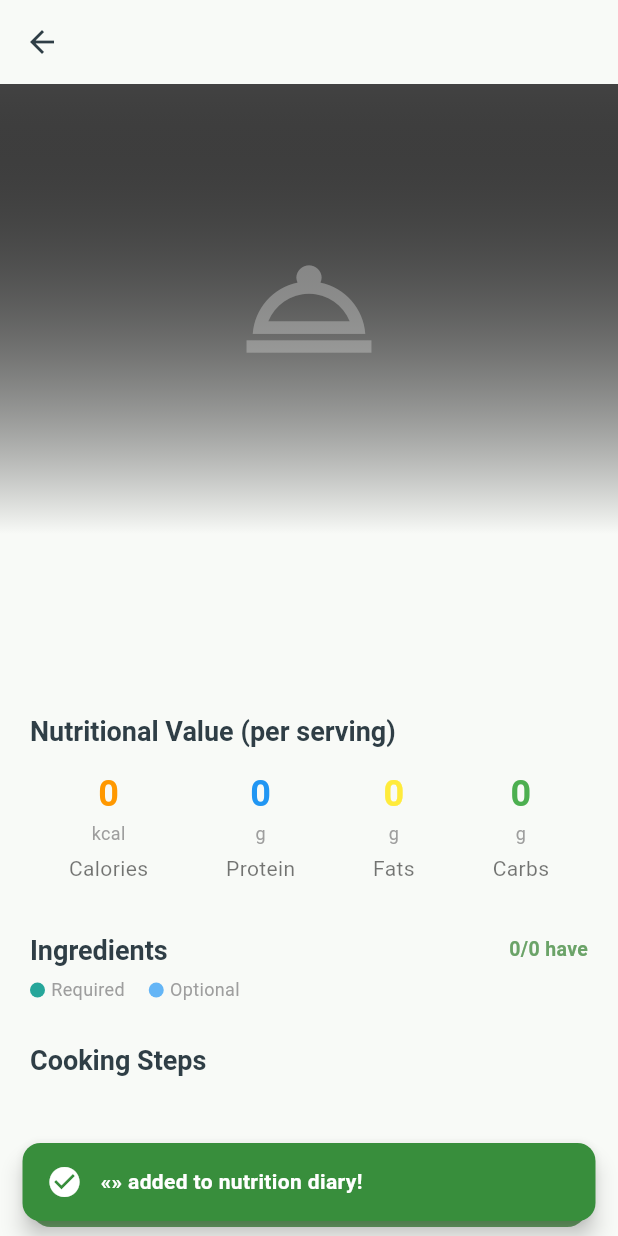
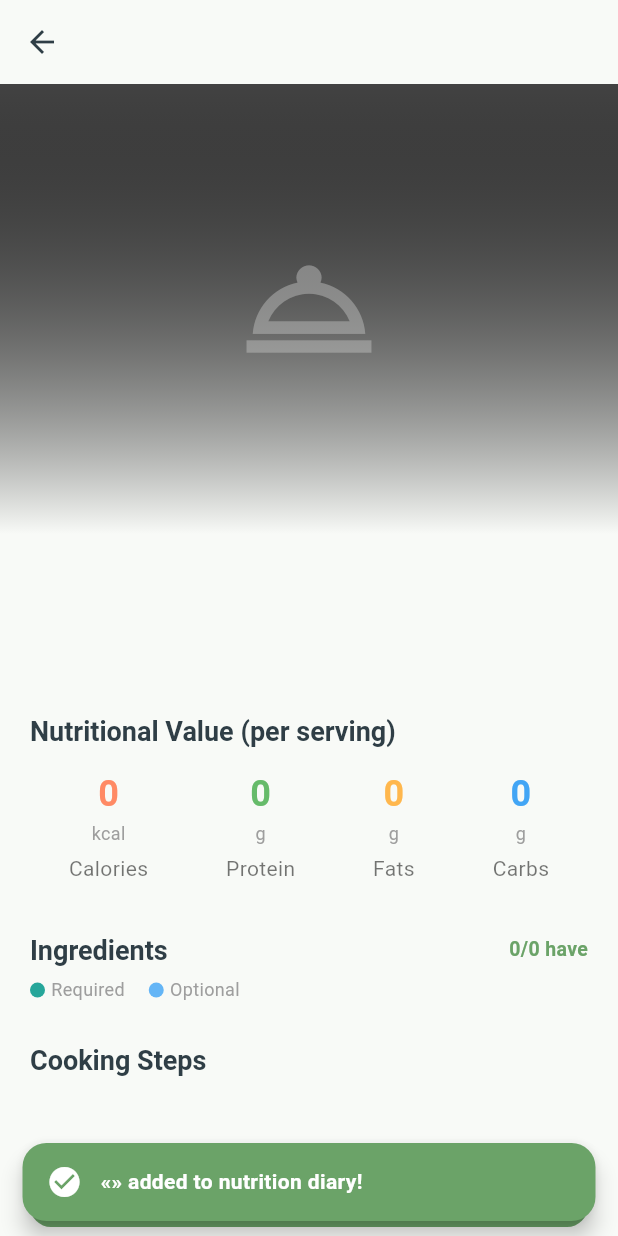
Before and after one commit to yaroslav-vep/HappyFood_Diplom, a Flutter app: the RecipeDetailScreen screen opened directly with empty values, after a tap on "✓ I Ate This", on a phone screen of 412 x 824 dp. Run offline on Flutter 3.47's test engine with Material 3 defaults, Android fonts, the phone set to English and light mode, and no system bars; our stand-ins replace firebase_core, flutter_markdown, flutter_riverpod, image_picker, shared_preferences; missing offline and left inert: dart:html; accounts and stored records are empty; network calls fail.

Commit message:
style: unify UI card radius, macro colors, adaptive fallbacks, and fix login language selector

```diff
--- a/lib/core/constant/app_theme.dart
+++ b/lib/core/constant/app_theme.dart
@@ -28,6 +28,15 @@ class AppTheme {
   ); // Soft dark gray (not harsh black)
   static const Color textSecondary = Color(0xFF84A59D); // Muted green-gray
   static const Color textTertiary = Color(0xFFB8C5C2); // Very light gray-green
+
+  // Macro / nutrient colors — used in all nutrition widgets
+  static const Color calColor  = Color(0xFFFF8A65); // warm coral-orange (calories)
+  static const Color protColor = Color(0xFF66BB6A); // soft green (protein)
+  static const Color fatColor  = Color(0xFFFFB74D); // warm amber (fats)
+  static const Color carbColor = Color(0xFF42A5F5); // soft blue (carbs)
+
+  // Unified card corner radius
+  static const double cardRadius = 16.0;
 
   // Status Colors - soft and calm
   static const Color errorColor = Color(
--- a/lib/presentation/views/recipe_detail_screen.dart
+++ b/lib/presentation/views/recipe_detail_screen.dart
@@ -5,6 +5,7 @@ import 'package:http/http.dart' as http;
 import '../../data/models/recipe_model.dart';
 import '../viewmodels/nutrition_viewmodel.dart';
 import '../../core/localization/app_localizations.dart';
+import '../../core/constant/app_theme.dart';
 
 class RecipeDetailScreen extends ConsumerStatefulWidget {
   final RecipeModel recipe;
@@ -197,9 +198,9 @@ class _RecipeDetailScreenState extends ConsumerState<RecipeDetailScreen>
             ),
           ],
         ),
-        backgroundColor: Colors.green[700],
+        backgroundColor: AppTheme.primaryColor,
         behavior: SnackBarBehavior.floating,
-        shape: RoundedRectangleBorder(borderRadius: BorderRadius.circular(12)),
+        shape: RoundedRectangleBorder(borderRadius: BorderRadius.circular(AppTheme.cardRadius)),
         duration: const Duration(seconds: 2),
       ),
     );
@@ -217,9 +218,7 @@ class _RecipeDetailScreenState extends ConsumerState<RecipeDetailScreen>
     return Scaffold(
       appBar: AppBar(
         title: Text(recipe.localizedTitle(lang)),
-        backgroundColor: isAllergic
-            ? Colors.red[900]
-            : Theme.of(context).scaffoldBackgroundColor,
+        backgroundColor: Theme.of(context).scaffoldBackgroundColor,
       ),
       backgroundColor: isAllergic
           ? Colors.red[50]!.withValues(alpha: 0.05)
@@ -331,28 +330,28 @@ class _RecipeDetailScreenState extends ConsumerState<RecipeDetailScreen>
                         tr('calories', lang),
                         '${recipe.calories}',
                         'kcal',
-                        Colors.orange,
+                        AppTheme.calColor,
                       ),
                       _buildInfoColumn(
                         context,
                         tr('protein', lang),
                         '${recipe.protein}',
                         'g',
-                        Colors.blue,
+                        AppTheme.protColor,
                       ),
                       _buildInfoColumn(
                         context,
                         tr('fats', lang),
                         '${recipe.fats}',
                         'g',
-                        Colors.yellow,
+                        AppTheme.fatColor,
                       ),
                       _buildInfoColumn(
                         context,
                         tr('carbs', lang),
                         '${recipe.carbs}',
                         'g',
-                        Colors.green,
+                        AppTheme.carbColor,
                       ),
                     ],
                   ),
@@ -388,7 +387,7 @@ class _RecipeDetailScreenState extends ConsumerState<RecipeDetailScreen>
                           const Icon(Icons.info_outline, color: Colors.orange),
                           const SizedBox(width: 8),
                           Expanded(
-                            child: const Text(
+                            child: Text(
                               'Cooking steps unavailable — required ingredients are missing',
                               style: TextStyle(
                                 color: Colors.orange,
@@ -587,11 +586,11 @@ class _RecipeDetailScreenState extends ConsumerState<RecipeDetailScreen>
               final isOptional = recipe.isOptional(index);
               final dotColor = isOptional
                   ? Colors.blue[300]!
-                  : const Color.fromARGB(255, 205, 214, 22);
+                  : AppTheme.primaryColor;
               final tagText = isOptional ? 'opt.' : 'req.';
               final tagColor = isOptional
                   ? Colors.blue[400]!
-                  : const Color.fromARGB(255, 205, 214, 22);
+                  : AppTheme.primaryColor;
               return InkWell(
                 onTap: () => _toggleIngredient(index),
                 borderRadius: BorderRadius.circular(16),
@@ -736,7 +735,7 @@ class _RecipeDetailScreenState extends ConsumerState<RecipeDetailScreen>
               const Icon(Icons.block, color: Colors.white, size: 20),
               const SizedBox(width: 8),
               Expanded(
-                child: const Text(
+                child: Text(
                   'Cannot be cooked',
                   style: TextStyle(
                     color: Colors.white,
```
Also changed, not shown: lib/presentation/views/login_screen.dart (+8 -1 lines), lib/presentation/views/meal_card_screen.dart (+14 -13 lines), lib/presentation/views/meal_history_screen.dart (+17 -3 lines), lib/presentation/views/nutrition_screen.dart (+4 -3 lines), lib/presentation/views/products_screen.dart (+15 -4 lines), lib/presentation/views/recipes_screen.dart (+6 -2 lines), 1 other file.
